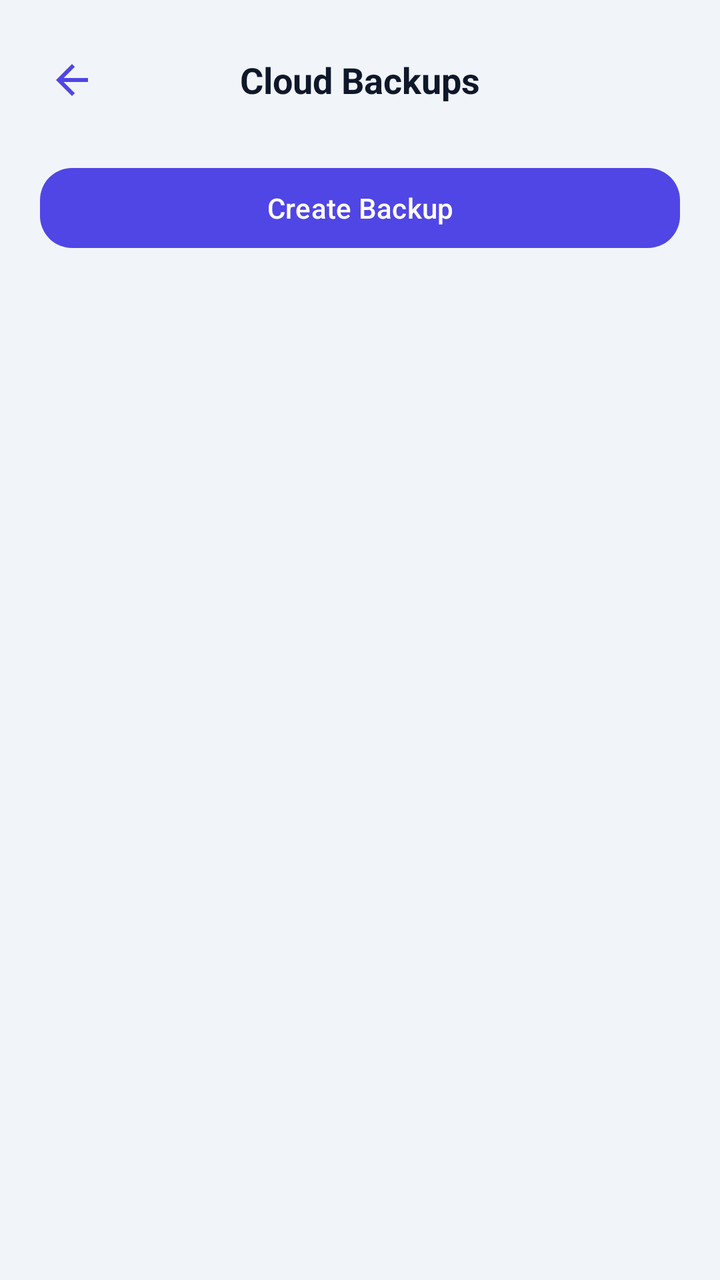
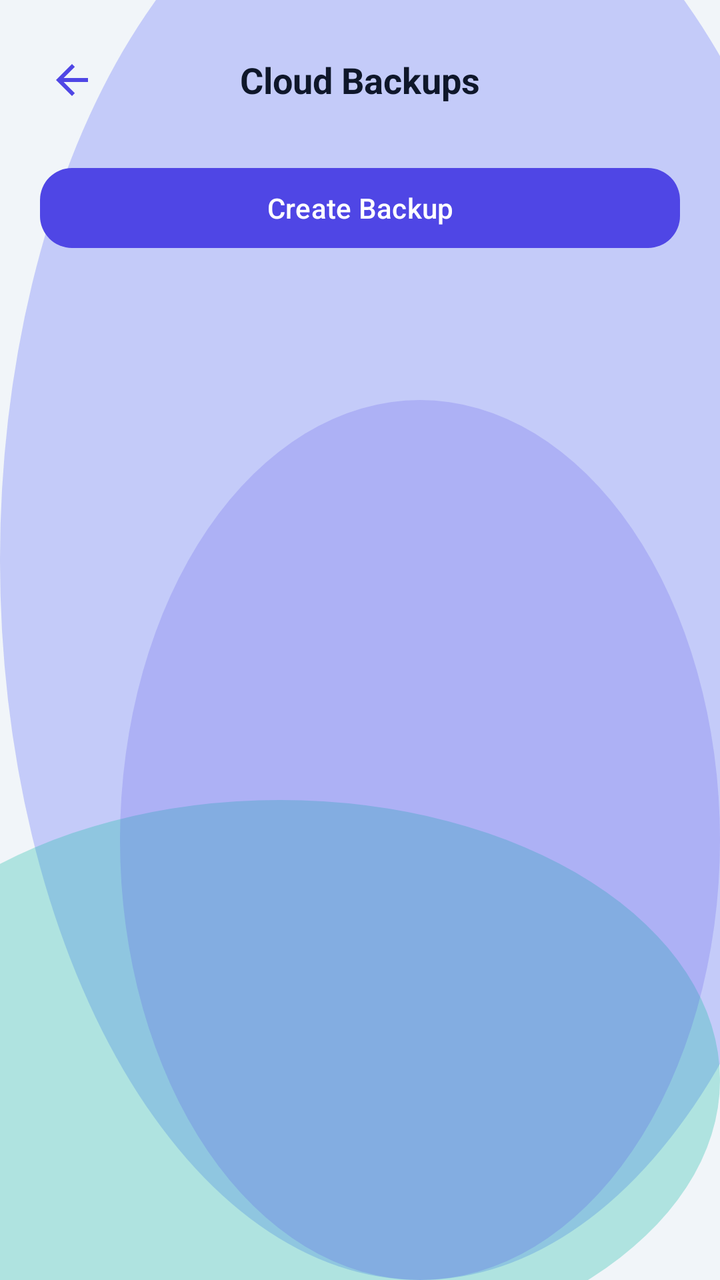

Screens rendered from an Android XML layout before and after an edit, with the pre-edit source and the edit as a unified diff.
<!-- AndroidManifest.xml: application theme Theme.MoneyLens -->
<!-- res/layout/activity_cloud_backup.xml -->
<?xml version="1.0" encoding="utf-8"?>
<androidx.constraintlayout.widget.ConstraintLayout xmlns:android="http://schemas.android.com/apk/res/android"
    xmlns:app="http://schemas.android.com/apk/res-auto"
    android:layout_width="match_parent"
    android:layout_height="match_parent"
    android:background="@color/colorBackground">

    <RelativeLayout
        android:id="@+id/layoutAppBar"
        android:layout_width="match_parent"
        android:layout_height="56dp"
        android:layout_marginTop="12dp"
        android:paddingHorizontal="16dp"
        app:layout_constraintTop_toTopOf="parent">

        <ImageView
            android:id="@+id/btnBack"
            android:layout_width="40dp"
            android:layout_height="40dp"
            android:layout_centerVertical="true"
            android:padding="8dp"
            android:src="@drawable/ic_back"
            android:background="?attr/selectableItemBackgroundBorderless" />

        <TextView
            android:layout_width="wrap_content"
            android:layout_height="wrap_content"
            android:layout_centerInParent="true"
            android:text="@string/backup_title"
            android:textColor="@color/colorTextPrimary"
            android:textSize="18sp"
            android:textStyle="bold" />
    </RelativeLayout>

    <com.google.android.material.button.MaterialButton
        android:id="@+id/btnCreateBackup"
        android:layout_width="0dp"
        android:layout_height="wrap_content"
        android:layout_marginHorizontal="20dp"
        android:layout_marginTop="12dp"
        android:text="@string/backup_create"
        app:cornerRadius="16dp"
        app:layout_constraintTop_toBottomOf="@+id/layoutAppBar"
        app:layout_constraintStart_toStartOf="parent"
        app:layout_constraintEnd_toEndOf="parent" />

    <TextView
        android:id="@+id/tvEmpty"
        android:layout_width="wrap_content"
        android:layout_height="wrap_content"
        android:text="@string/backup_empty"
        android:textColor="@color/colorTextSecondary"
        android:textSize="15sp"
        android:visibility="gone"
        app:layout_constraintTop_toBottomOf="@+id/btnCreateBackup"
        app:layout_constraintStart_toStartOf="parent"
        app:layout_constraintEnd_toEndOf="parent"
        app:layout_constraintBottom_toBottomOf="parent" />

    <androidx.recyclerview.widget.RecyclerView
        android:id="@+id/rvBackups"
        android:layout_width="match_parent"
        android:layout_height="0dp"
        android:layout_marginTop="12dp"
        android:clipToPadding="false"
        android:paddingHorizontal="16dp"
        android:paddingBottom="24dp"
        app:layout_constraintTop_toBottomOf="@+id/btnCreateBackup"
        app:layout_constraintBottom_toBottomOf="parent" />

</androidx.constraintlayout.widget.ConstraintLayout>
<!-- resources referenced by this layout -->
<resources>
  <color name="colorBackground">#F1F5F9</color>
  <color name="colorTextPrimary">#0F172A</color>
  <color name="colorTextSecondary">#64748B</color>
  <!-- drawable ic_back (drawable) -->
  <vector xmlns:android="http://schemas.android.com/apk/res/android"
      android:width="24dp"
      android:height="24dp"
      android:viewportWidth="24"
      android:viewportHeight="24">
      <path
          android:fillColor="@color/colorPrimary"
          android:pathData="M20,11H7.83l5.59,-5.59L12,4l-8,8 8,8 1.41,-1.41L7.83,13H20v-2z"/>
  </vector>
  <string name="backup_create">Create Backup</string>
  <string name="backup_empty">No backups yet. Create one to snapshot your data.</string>
  <string name="backup_title">Cloud Backups</string>
  <style name="Theme.MoneyLens" parent="Base.Theme.MoneyLens" />
  <color name="colorPrimary">#4F46E5</color>
  <style name="Base.Theme.MoneyLens" parent="Theme.Material3.Light.NoActionBar">
          
          <item name="colorPrimary">@color/colorPrimary</item>
          <item name="colorOnPrimary">@color/colorOnPrimary</item>
          <item name="colorSecondary">@color/colorSecondary</item>
          <item name="colorError">@color/colorDanger</item>
          <item name="android:windowBackground">@color/colorBackground</item>
          <item name="colorSurface">@color/colorSurface</item>
          <item name="android:colorBackground">@color/colorBackground</item>
          <item name="colorOnSurface">@color/colorTextPrimary</item>
  
          
          <item name="android:statusBarColor">@color/colorBackground</item>
          <item name="android:windowLightStatusBar" tools:targetApi="m">true</item>
          <item name="android:navigationBarColor">@color/colorBackground</item>
      </style>
  <color name="colorOnPrimary">#FFFFFF</color>
  <color name="colorSecondary">#14B8A6</color>
  <color name="colorDanger">#DC2626</color>
  <color name="colorSurface">#FFFFFF</color>
</resources>

<!-- the commit's change to res/layout/activity_cloud_backup.xml (unified diff, before → after) -->
@@ -3,7 +3,7 @@
     xmlns:app="http://schemas.android.com/apk/res-auto"
     android:layout_width="match_parent"
     android:layout_height="match_parent"
-    android:background="@color/colorBackground">
+    android:background="@drawable/bg_mesh_gradient">
 
     <RelativeLayout
         android:id="@+id/layoutAppBar"
<!-- resource entries referenced after the edit -->
@@ -1,8 +1,42 @@
 <!-- resources referenced by this layout -->
 <resources>
   <color name="colorBackground">#F1F5F9</color>
+  <color name="glassMeshOrb1">#66818CF8</color>
+  <color name="glassMeshOrb2">#4D14B8A6</color>
+  <color name="glassMeshOrb3">#334F46E5</color>
   <color name="colorTextPrimary">#0F172A</color>
   <color name="colorTextSecondary">#64748B</color>
+  <!-- drawable bg_mesh_gradient (drawable) -->
+  <?xml version="1.0" encoding="utf-8"?>
+  <layer-list xmlns:android="http://schemas.android.com/apk/res/android">
+      
+      <item>
+          <shape android:shape="rectangle">
+              <solid android:color="@color/colorBackground" />
+          </shape>
+      </item>
+      
+      <item android:top="-80dp" android:right="-60dp">
+          <shape android:shape="oval">
+              <solid android:color="@color/glassMeshOrb1" />
+              <size android:width="280dp" android:height="280dp" />
+          </shape>
+      </item>
+      
+      <item android:bottom="-40dp" android:left="-80dp" android:top="400dp">
+          <shape android:shape="oval">
+              <solid android:color="@color/glassMeshOrb2" />
+              <size android:width="240dp" android:height="240dp" />
+          </shape>
+      </item>
+      
+      <item android:top="200dp" android:left="60dp">
+          <shape android:shape="oval">
+              <solid android:color="@color/glassMeshOrb3" />
+              <size android:width="200dp" android:height="200dp" />
+          </shape>
+      </item>
+  </layer-list>
   <!-- drawable ic_back (drawable) -->
   <vector xmlns:android="http://schemas.android.com/apk/res/android"
       android:width="24dp"
@@ -19,7 +53,6 @@
   <style name="Theme.MoneyLens" parent="Base.Theme.MoneyLens" />
   <color name="colorPrimary">#4F46E5</color>
   <style name="Base.Theme.MoneyLens" parent="Theme.Material3.Light.NoActionBar">
-          
           <item name="colorPrimary">@color/colorPrimary</item>
           <item name="colorOnPrimary">@color/colorOnPrimary</item>
           <item name="colorSecondary">@color/colorSecondary</item>
@@ -30,9 +63,10 @@
           <item name="colorOnSurface">@color/colorTextPrimary</item>
   
           
-          <item name="android:statusBarColor">@color/colorBackground</item>
+          <item name="android:statusBarColor">@android:color/transparent</item>
           <item name="android:windowLightStatusBar" tools:targetApi="m">true</item>
-          <item name="android:navigationBarColor">@color/colorBackground</item>
+          <item name="android:navigationBarColor">@android:color/transparent</item>
+          <item name="android:windowDrawsSystemBarBackgrounds">true</item>
       </style>
   <color name="colorOnPrimary">#FFFFFF</color>
   <color name="colorSecondary">#14B8A6</color>
